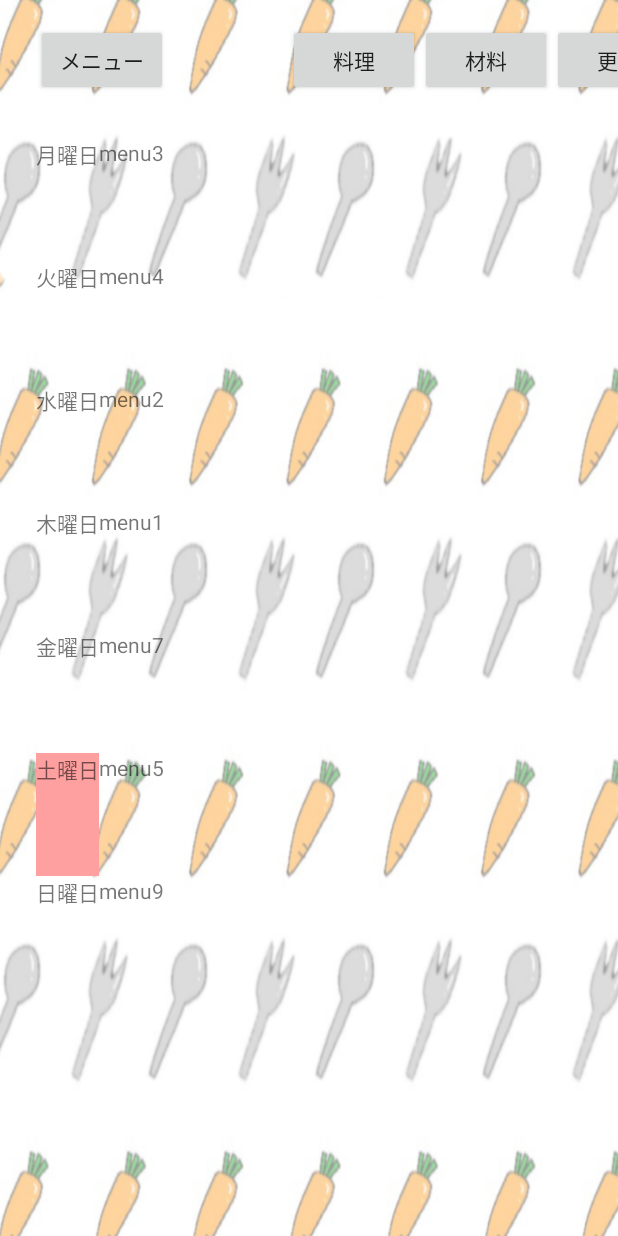
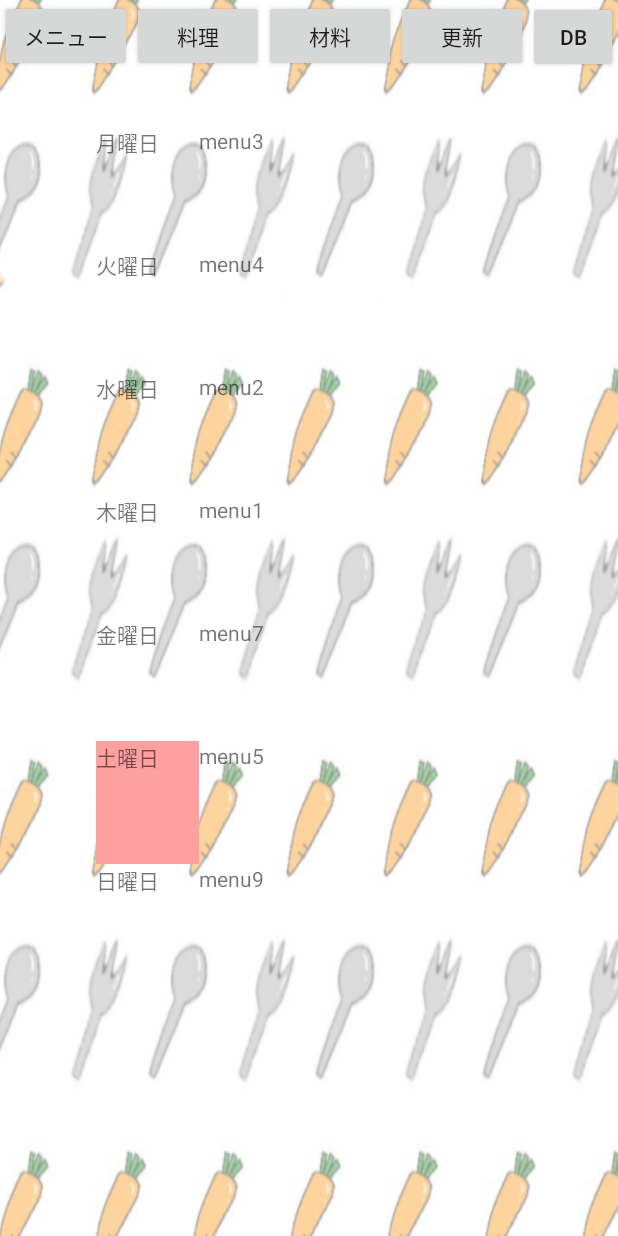
Before and after one commit to s18b713/UmaiRecipe, an Android app: the fragment HomeFragment shown on its own in the app's theme, on a phone screen of 412 x 824 dp. Run offline under Robolectric (Android 15) with nearby library versions, the phone set to English and light mode, and no system bars.

Commit message:
スクロール

```diff
--- a/app/src/main/java/jp/ac/shohoku/umairecipe/ui/home/HomeFragment.java
+++ b/app/src/main/java/jp/ac/shohoku/umairecipe/ui/home/HomeFragment.java
@@ -243,11 +243,16 @@ public class HomeFragment extends Fragment {
 
         // ひきわたされた画面サイズからサイズ調整をする
         int Hsize = height / 10;
-        int Wsize = width -100;
+        int Wsize1 = width / 6 ;
+        int Wsize2 = width / 2 ;
+        int Wsize3 = width / 4 * 3;
         for (int i = 0; i<7; i++){
             textView1s[i].setHeight(Hsize);
+            textView1s[i].setWidth(Wsize1);
             textView2s[i].setHeight(Hsize);
+            textView2s[i].setWidth(Wsize2);
             buttons[i].setHeight(Hsize);
+            buttons[i].setWidth(Wsize3);
         }
     }
 }
--- a/app/src/main/res/layout/main_home.xml
+++ b/app/src/main/res/layout/main_home.xml
@@ -1,66 +1,68 @@
 <?xml version="1.0" encoding="utf-8"?>
-<androidx.constraintlayout.widget.ConstraintLayout
+<LinearLayout
     xmlns:android="http://schemas.android.com/apk/res/android"
     xmlns:app="http://schemas.android.com/apk/res-auto"
     xmlns:tools="http://schemas.android.com/tools"
     android:layout_width="match_parent"
     android:layout_height="match_parent"
+    android:orientation="vertical"
     android:background="@drawable/mix">
+
+    <LinearLayout
+        android:layout_width="match_parent"
+        android:layout_height="wrap_content"
+        android:gravity="center_horizontal">
 
         <Button
             android:id="@+id/menubarButton"
             android:layout_width="wrap_content"
             android:layout_height="wrap_content"
-        android:layout_marginStart="24dp"
-        android:layout_marginLeft="24dp"
-        android:layout_marginTop="16dp"
-        android:text="メニュー"
-        app:layout_constraintStart_toStartOf="parent"
-        app:layout_constraintTop_toTopOf="parent" />
+            android:text="メニュー"/>
 
         <Button
             android:id="@+id/menuButton"
             android:layout_width="wrap_content"
             android:layout_height="wrap_content"
-        android:layout_marginStart="80dp"
-        android:layout_marginLeft="80dp"
-        android:text="料理"
-        app:layout_constraintStart_toEndOf="@+id/menubarButton"
-        app:layout_constraintTop_toTopOf="@+id/menubarButton" />
+            android:text="料理"/>
 
         <Button
         android:id="@+id/matButton"
         android:layout_width="wrap_content"
         android:layout_height="wrap_content"
-        android:text="材料"
-        app:layout_constraintStart_toEndOf="@+id/menuButton"
-        app:layout_constraintTop_toTopOf="@+id/menuButton" />
+        android:text="材料"/>
 
     <Button
         android:id="@+id/reroadButton"
         android:layout_width="wrap_content"
         android:layout_height="wrap_content"
-        android:text="更新"
-        app:layout_constraintStart_toEndOf="@+id/matButton"
-        app:layout_constraintTop_toTopOf="@+id/matButton" />
+        android:text="更新"/>
 <!--dbtest用-->
     <Button
         android:id="@+id/dbButton"
         android:layout_width="wrap_content"
         android:layout_height="wrap_content"
-        android:text="DB"
-        app:layout_constraintStart_toEndOf="@+id/reroadButton"
-        app:layout_constraintTop_toTopOf="@+id/reroadButton" />
+        android:text="DB" />
 <!--dbtest用-->
+    </LinearLayout>
+
+    <ScrollView
+        android:layout_width="match_parent"
+        android:layout_height="match_parent">
+
+        <androidx.constraintlayout.widget.ConstraintLayout
+            android:layout_width="match_parent"
+            android:layout_height="match_parent">
 
             <TextView
                 android:id="@+id/MonText1"
                 android:layout_width="wrap_content"
                 android:layout_height="wrap_content"
-        android:layout_marginTop="28dp"
+                android:layout_marginStart="64dp"
+                android:layout_marginLeft="64dp"
+                android:layout_marginTop="36dp"
                 android:text="月曜日"
-        app:layout_constraintStart_toStartOf="@+id/menubarButton"
-        app:layout_constraintTop_toBottomOf="@+id/menubarButton" />
+                app:layout_constraintStart_toStartOf="parent"
+                app:layout_constraintTop_toTopOf="parent" />
 
             <TextView
                 android:id="@+id/TueText1"
@@ -195,7 +197,7 @@
                 android:layout_width="wrap_content"
                 android:layout_height="wrap_content"
                 android:background="@drawable/clear_button_bg"
-        app:layout_constraintStart_toStartOf="@+id/MonText2"
+                app:layout_constraintStart_toStartOf="@+id/MonText1"
                 app:layout_constraintTop_toTopOf="@+id/MonText2" />
 
             <Button
@@ -258,5 +260,9 @@
                 app:layout_constraintStart_toStartOf="@+id/SatButton"
                 app:layout_constraintTop_toBottomOf="@+id/SatButton" />
 
+        </androidx.constraintlayout.widget.ConstraintLayout>
 
-</androidx.constraintlayout.widget.ConstraintLayout>
+    </ScrollView>
+
+
+</LinearLayout>
```
Lines whose indentation alone changed are shown as unchanged.
